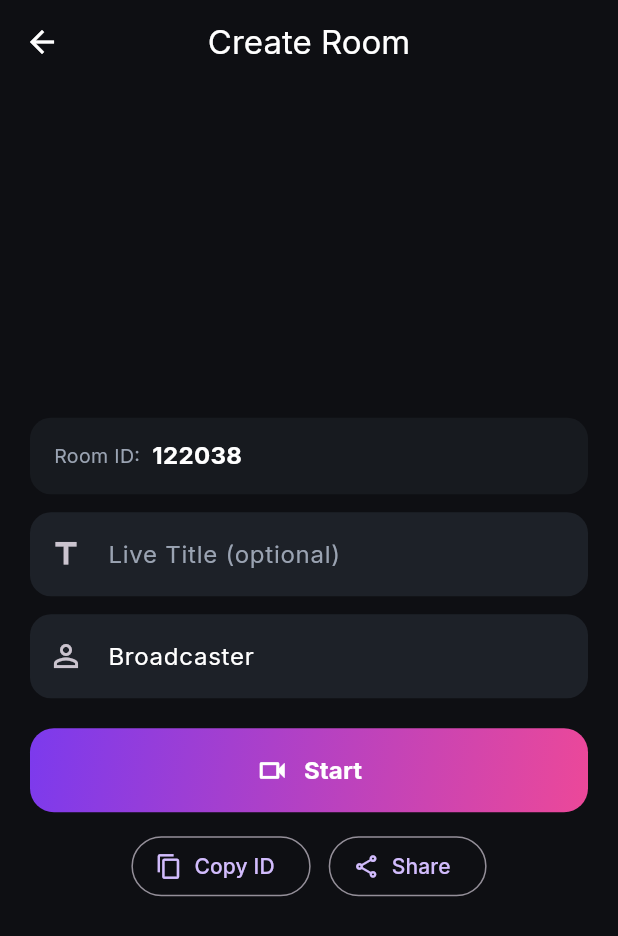
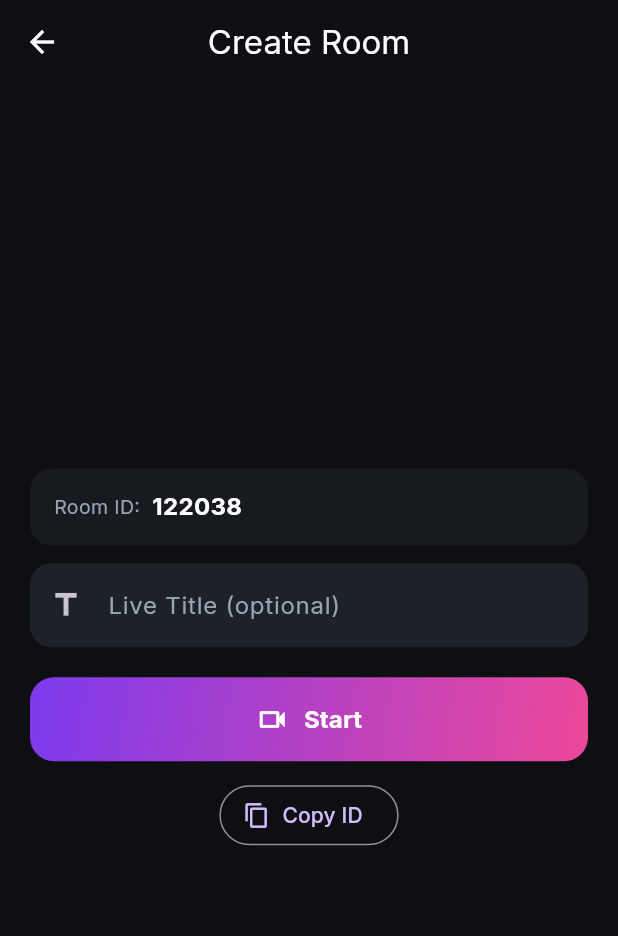
Before and after one commit to KoHat1998/Livenix, a Flutter app: the screen it shows after launch, after a tap on "Start Live", on a phone screen of 412 x 824 dp. Shown: the top 936 px of the screen. Run offline on Flutter 3.47's test engine with Material 3 defaults, Android fonts, the phone set to English and light mode, and no system bars; our stand-ins replace go_router, google_fonts.

Commit message:
add assets and update home screen

```diff
--- a/lib/features/broadcaster/create_room_screen.dart
+++ b/lib/features/broadcaster/create_room_screen.dart
@@ -67,14 +67,7 @@ class _CreateRoomScreenState extends State<CreateRoomScreen> {
                     prefixIcon: Icon(Icons.title),
                   ),
                 ),
-                const SizedBox(height: 12),
-                TextField(
-                  controller: nameCtrl,
-                  decoration: const InputDecoration(
-                    hintText: 'Your display name',
-                    prefixIcon: Icon(Icons.person_outline),
-                  ),
-                ),
+
                 const SizedBox(height: 20),
                 GradientButton(
                   label: 'Start',
@@ -94,17 +87,6 @@ class _CreateRoomScreenState extends State<CreateRoomScreen> {
                       },
                       icon: const Icon(Icons.copy),
                       label: const Text('Copy ID'),
-                    ),
-                    const SizedBox(width: 12),
-                    OutlinedButton.icon(
-                      onPressed: () {
-                        // share later
-                        ScaffoldMessenger.of(context).showSnackBar(
-                          const SnackBar(content: Text('Share coming soon')),
-                        );
-                      },
-                      icon: const Icon(Icons.share_outlined),
-                      label: const Text('Share'),
                     ),
                   ],
                 )
```
Also changed, not shown: 1 other file.
